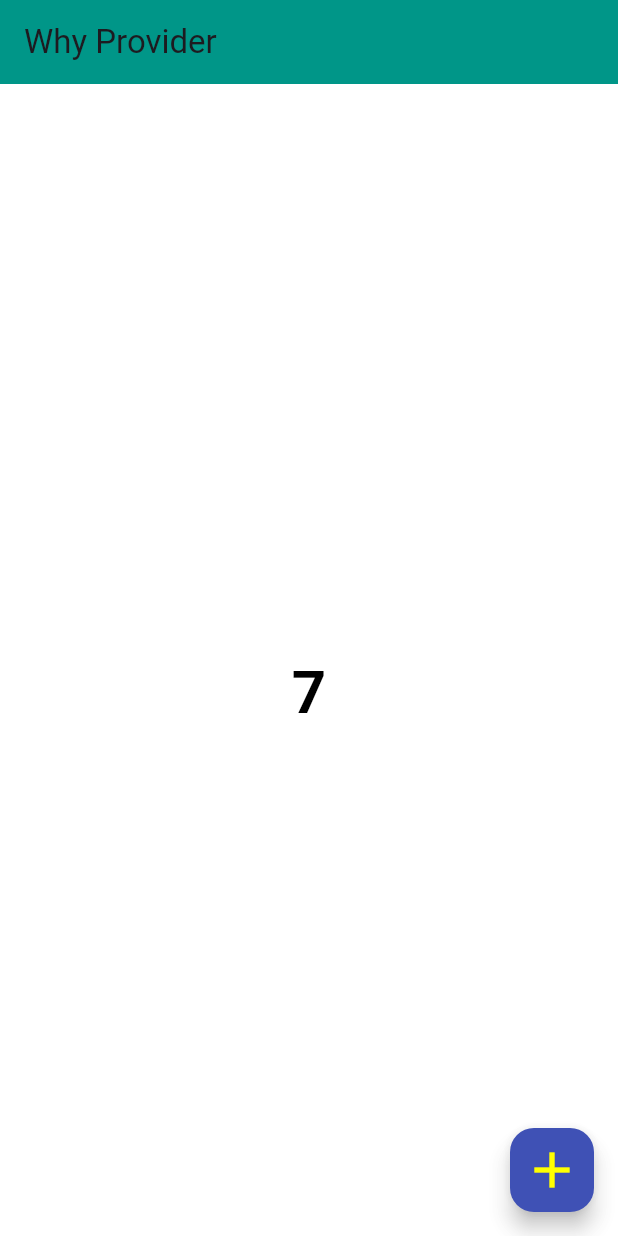
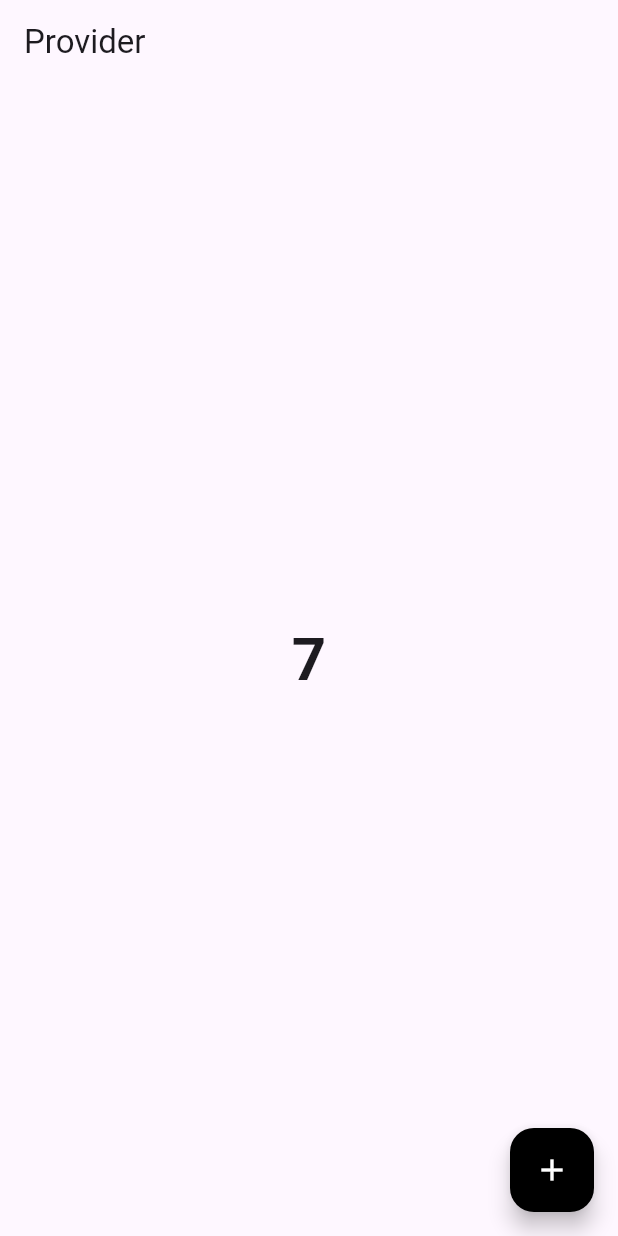
Before and after one commit to raufjd/provider_statement, a Flutter app: the screen it shows after launch, on a phone screen of 412 x 824 dp. Run offline on Flutter 3.47's test engine with Material 3 defaults, Android fonts, the phone set to English and light mode, and no system bars.

Commit message:
'update'

```diff
--- a/lib/main.dart
+++ b/lib/main.dart
@@ -1,5 +1,8 @@
 import 'package:flutter/material.dart';
-import 'package:provider_statement/why_provider.dart';
+import 'package:provider/provider.dart';
+import 'package:provider_statement/provider/count_provider.dart';
+import 'package:provider_statement/screens/count_example.dart';
+import 'provider/count_provider.dart';
 
 void main() {
   runApp(const MyApp());
@@ -9,14 +12,13 @@
   const MyApp({super.key});
   @override
   Widget build(BuildContext context) {
-    return MaterialApp(
-      debugShowCheckedModeBanner: false,
-      // title: 'Flutter Demo',
-      theme: ThemeData(
+    return ChangeNotifierProvider(
+      create: (_) => CountProvider(),
+        child: MaterialApp(
+          debugShowCheckedModeBanner: false,
+          home:  CountExample(),
+        )
 
-        colorScheme: .fromSeed(seedColor: Colors.deepPurple),
-      ),
-      home:  WhyProvider(),
     );
   }
 }
--- /dev/null
+++ b/lib/provider/count_provider.dart
@@ -0,0 +1,13 @@
+import 'package:flutter/foundation.dart';
+
+class CountProvider with ChangeNotifier {
+
+  int _count = 0;
+
+  int get count => _count ;
+
+  void setCount(){
+    _count++;
+    notifyListeners();
+  }
+}
--- /dev/null
+++ b/lib/screens/count_example.dart
@@ -0,0 +1,51 @@
+import 'dart:async';
+
+import 'package:flutter/material.dart';
+import 'package:provider/provider.dart';
+import 'package:provider_statement/provider/count_provider.dart';
+
+class CountExample extends StatefulWidget {
+  const CountExample({super.key});
+
+  @override
+  State<CountExample> createState() => _CountExampleState();
+}
+
+class _CountExampleState extends State<CountExample> {
+
+  void initState(){
+    super.initState();
+    final countProvider = Provider.of<CountProvider>(context , listen: false);
+    Timer.periodic(Duration(seconds: 1), (timer){
+     countProvider.setCount();
+    });
+  }
+  @override
+  Widget build(BuildContext context) {
+    final countProvider = Provider.of<CountProvider>(context , listen: false);
+    print('build');
+    return Scaffold(
+      appBar: AppBar(title: Text('Provider')),
+      body: Center(
+        child: Consumer<CountProvider>(
+          builder: (context, value, child) {
+            // print('chal dekgte ha');
+            return Text(
+              value.count.toString(),
+              style: TextStyle(
+                  fontSize: 40,
+                  fontWeight: FontWeight.bold),
+            );
+          },
+        ),
+      ),
+      floatingActionButton: FloatingActionButton(
+        backgroundColor: Colors.black,
+        onPressed: () {
+          countProvider.setCount();
+        },
+        child: Icon(Icons.add, color: Colors.white),
+      ),
+    );
+  }
+}
--- a/pubspec.yaml
+++ b/pubspec.yaml
@@ -30,6 +30,7 @@
 dependencies:
   flutter:
     sdk: flutter
+  provider: ^6.1.5+1
 
   # The following adds the Cupertino Icons font to your application.
   # Use with the CupertinoIcons class for iOS style icons.
```
Also changed, not shown: pubspec.lock.
